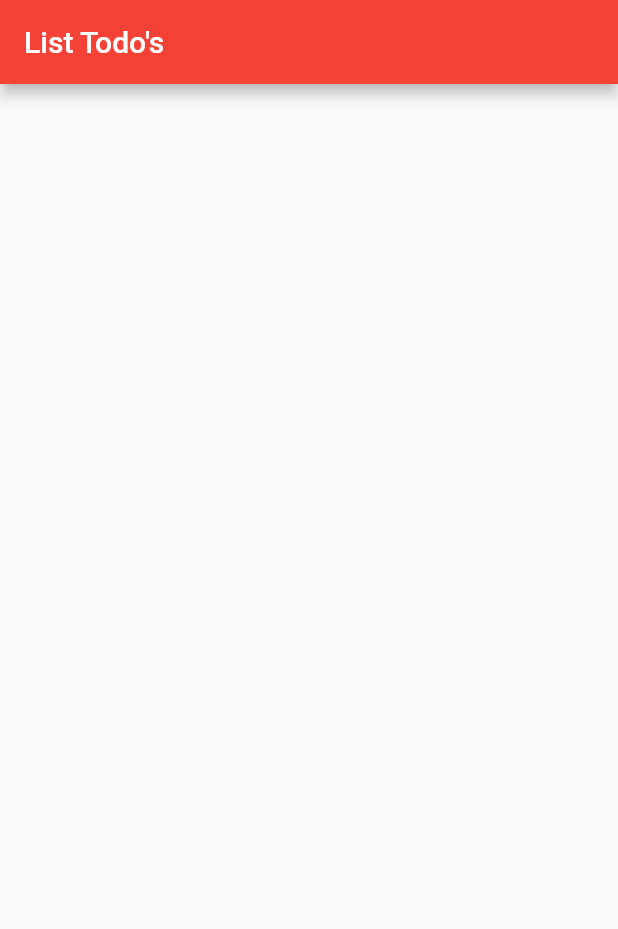
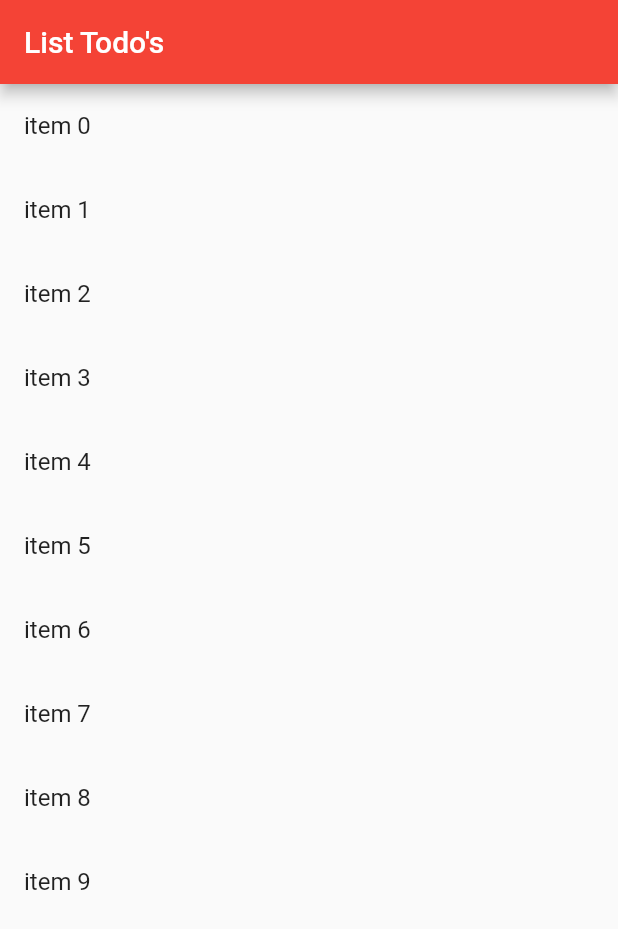
Before and after one commit to rendell-arruda/curso_flutterando, a Flutter app: the screen it shows after launch, on a phone screen of 412 x 824 dp. Shown: the top 929 px of the screen. Run offline on Flutter 3.47's test engine with Material 2 defaults, Android fonts, the phone set to English and light mode, and no system bars; missing offline and left inert: dart:ffi.

Commit message:
add listView.builder

```diff
--- a/sync_async/lib/home_page.dart
+++ b/sync_async/lib/home_page.dart
@@ -7,8 +7,15 @@
   Widget build(BuildContext context) {
     return Scaffold(
       appBar: AppBar(
-        title: Text('List Todo\'s'),
+        title: const Text('List Todo\'s'),
       ),
+      body: ListView.builder(
+          itemCount: 10,
+          itemBuilder: (context, index) {
+            return ListTile(
+              title: Text('item $index'),
+            );
+          }),
     );
   }
 }
```
